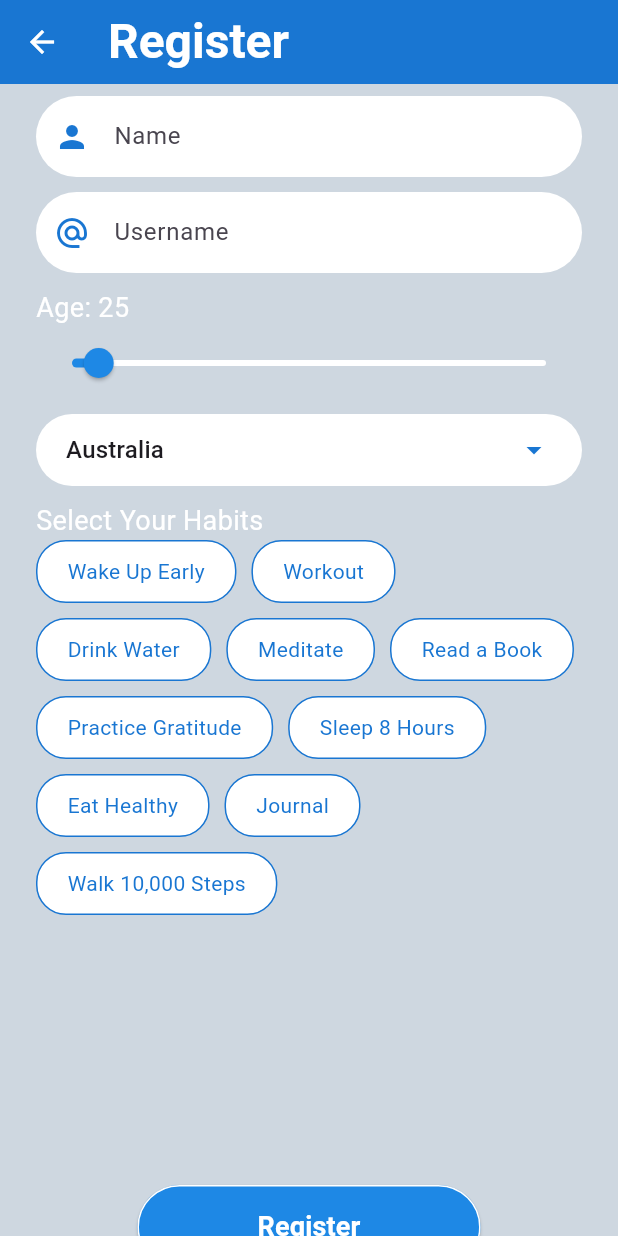
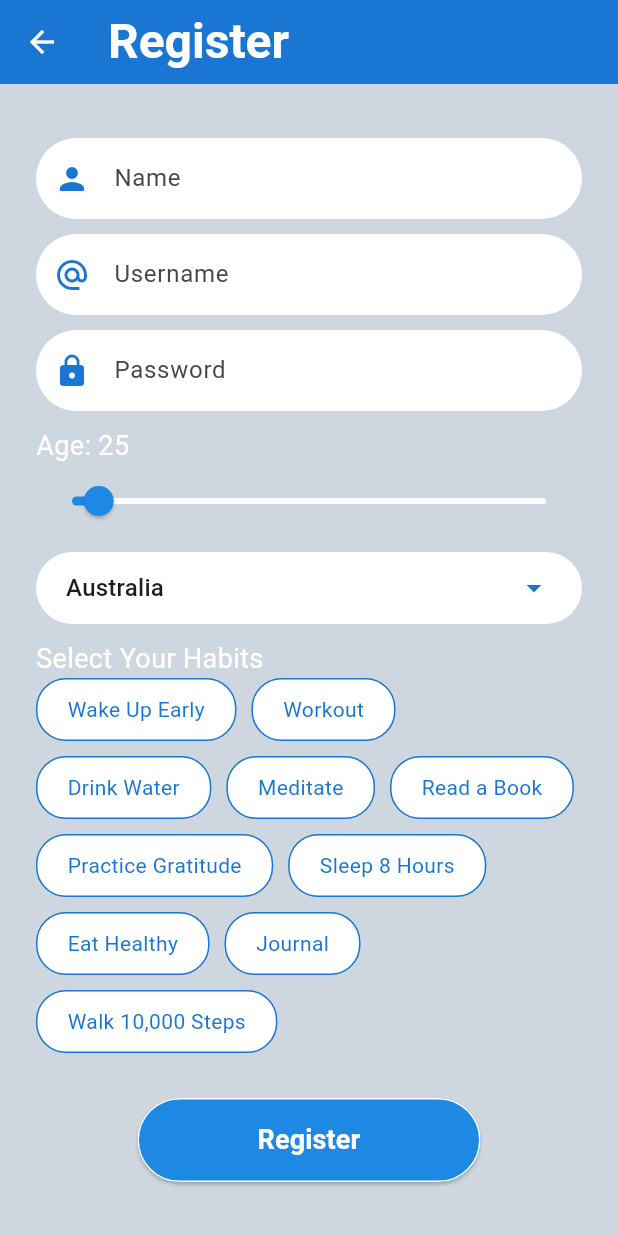
Before and after one commit to alidaeksteen/habit_tracker, a Flutter app: the screen it shows after launch, after a tap on "Sign up", on a phone screen of 412 x 824 dp. Run offline on Flutter 3.47's test engine with Material 3 defaults, Android fonts, the phone set to English and light mode, and no system bars; our stand-ins replace shared_preferences, video_player.

Commit message:
Initial commit

```diff
--- a/lib/login_screen.dart
+++ b/lib/login_screen.dart
@@ -1,6 +1,7 @@
 import 'package:flutter/material.dart';
 import 'package:video_player/video_player.dart';
 import 'register_screen.dart';
+import 'package:shared_preferences/shared_preferences.dart';
 
 class LoginScreen extends StatefulWidget {
   const LoginScreen({super.key});
@@ -12,10 +13,6 @@ class LoginScreen extends StatefulWidget {
 class _LoginScreenState extends State<LoginScreen> {
   final _usernameController = TextEditingController();
   final _passwordController = TextEditingController();
-
-  // Default credentials
-  final String defaultUsername = 'testuser';
-  final String defaultPassword = 'password123';
 
   late VideoPlayerController _videoController;
 
@@ -40,8 +37,41 @@ class _LoginScreenState extends State<LoginScreen> {
     super.dispose();
   }
 
-  void _login() {
-    print("login logic here");
+  /// LOGIN LOGIC
+  void _login() async {
+    String username = _usernameController.text.trim();
+    String password = _passwordController.text.trim();
+
+    if (username.isEmpty || password.isEmpty) {
+      _showError('Please enter both username and password');
+      return;
+    }
+
+    SharedPreferences prefs = await SharedPreferences.getInstance();
+    String? storedUsername = prefs.getString('username');
+    String? storedPassword = prefs.getString('password');
+
+    if (storedUsername == username && storedPassword == password) {
+      _showSuccess('Login successful!');
+      // Navigate to home screen (replace HomeScreen with your actual screen)
+      // Navigator.pushReplacement(context, MaterialPageRoute(builder: (_) => HomeScreen()));
+    } else {
+      _showError('Invalid username or password');
+    }
+  }
+
+  /// SHOW ERROR SNACKBAR
+  void _showError(String message) {
+    ScaffoldMessenger.of(context).showSnackBar(
+      SnackBar(content: Text(message), backgroundColor: Colors.red),
+    );
+  }
+
+  /// SHOW SUCCESS SNACKBAR
+  void _showSuccess(String message) {
+    ScaffoldMessenger.of(context).showSnackBar(
+      SnackBar(content: Text(message), backgroundColor: Colors.green),
+    );
   }
 
   @override
@@ -63,10 +93,8 @@ class _LoginScreenState extends State<LoginScreen> {
                 )
               : Container(color: Colors.black),
 
-          // Semi-transparent overlay for readability
-          Container(
-            color: Colors.black.withOpacity(0.4),
-          ),
+          // Semi-transparent overlay
+          Container(color: Colors.black.withOpacity(0.4)),
 
           // Login form
           Center(
@@ -85,41 +113,17 @@ class _LoginScreenState extends State<LoginScreen> {
                   ),
                   const SizedBox(height: 30),
                   // Username
-                  Container(
-                    decoration: BoxDecoration(
-                      color: Colors.white,
-                      borderRadius: BorderRadius.circular(30),
-                    ),
-                    child: TextField(
+                  _buildInputField(
                       controller: _usernameController,
-                      decoration: InputDecoration(
-                        prefixIcon: Icon(Icons.email, color: Colors.blue.shade700),
-                        hintText: 'Enter Username',
-                        border: InputBorder.none,
-                        contentPadding:
-                            const EdgeInsets.symmetric(horizontal: 20, vertical: 15),
-                      ),
-                    ),
-                  ),
+                      hint: 'Enter Username',
+                      icon: Icons.email),
                   const SizedBox(height: 20),
                   // Password
-                  Container(
-                    decoration: BoxDecoration(
-                      color: Colors.white,
-                      borderRadius: BorderRadius.circular(30),
-                    ),
-                    child: TextField(
+                  _buildInputField(
                       controller: _passwordController,
-                      obscureText: true,
-                      decoration: InputDecoration(
-                        prefixIcon: Icon(Icons.lock, color: Colors.blue.shade700),
-                        hintText: 'Enter Password',
-                        border: InputBorder.none,
-                        contentPadding:
-                            const EdgeInsets.symmetric(horizontal: 20, vertical: 15),
-                      ),
-                    ),
-                  ),
+                      hint: 'Enter Password',
+                      icon: Icons.lock,
+                      obscureText: true),
                   const SizedBox(height: 20),
                   Align(
                     alignment: Alignment.centerRight,
@@ -139,8 +143,8 @@ class _LoginScreenState extends State<LoginScreen> {
                       shape: RoundedRectangleBorder(
                         borderRadius: BorderRadius.circular(30.0),
                       ),
-                      padding:
-                          const EdgeInsets.symmetric(horizontal: 80, vertical: 15),
+                      padding: const EdgeInsets.symmetric(
+                          horizontal: 80, vertical: 15),
                     ),
                     child: const Text(
                       'Log in',
@@ -152,16 +156,14 @@ class _LoginScreenState extends State<LoginScreen> {
                     ),
                   ),
                   const SizedBox(height: 20),
-                  const Text(
-                    'or',
-                    style: TextStyle(color: Colors.white70),
-                  ),
+                  const Text('or', style: TextStyle(color: Colors.white70)),
                   const SizedBox(height: 10),
                   OutlinedButton(
                     onPressed: () {
                       Navigator.push(
                         context,
-                        MaterialPageRoute(builder: (context) => const RegisterScreen()),
+                        MaterialPageRoute(
+                            builder: (context) => const RegisterScreen()),
                       );
                     },
                     style: OutlinedButton.styleFrom(
@@ -169,8 +171,8 @@ class _LoginScreenState extends State<LoginScreen> {
                       shape: RoundedRectangleBorder(
                         borderRadius: BorderRadius.circular(30.0),
                       ),
-                      padding:
-                          const EdgeInsets.symmetric(horizontal: 70, vertical: 15),
+                      padding: const EdgeInsets.symmetric(
+                          horizontal: 70, vertical: 15),
                     ),
                     child: const Text(
                       'Sign up',
@@ -185,4 +187,28 @@ class _LoginScreenState extends State<LoginScreen> {
       ),
     );
   }
+
+  Widget _buildInputField(
+      {required TextEditingController controller,
+      required String hint,
+      required IconData icon,
+      bool obscureText = false}) {
+    return Container(
+      decoration: BoxDecoration(
+        color: Colors.white,
+        borderRadius: BorderRadius.circular(30),
+      ),
+      child: TextField(
+        controller: controller,
+        obscureText: obscureText,
+        decoration: InputDecoration(
+          prefixIcon: Icon(icon, color: Colors.blue.shade700),
+          hintText: hint,
+          border: InputBorder.none,
+          contentPadding:
+              const EdgeInsets.symmetric(horizontal: 20, vertical: 15),
+        ),
+      ),
+    );
+  }
 }
--- a/lib/register_screen.dart
+++ b/lib/register_screen.dart
@@ -1,6 +1,6 @@
 import 'package:flutter/material.dart';
-
 import 'login_screen.dart';
+import 'package:shared_preferences/shared_preferences.dart';
 
 class RegisterScreen extends StatefulWidget {
   const RegisterScreen({super.key});
@@ -12,7 +12,8 @@ class RegisterScreen extends StatefulWidget {
 class _RegisterScreenState extends State<RegisterScreen> {
   final _nameController = TextEditingController();
   final _usernameController = TextEditingController();
-  double _age = 25; // Default age set to 25
+  final _passwordController = TextEditingController(); // Added password
+  double _age = 25; // Default age
   String _country = 'United States';
   List<String> _countries = [];
   List<String> selectedHabits = [];
@@ -51,15 +52,44 @@ class _RegisterScreenState extends State<RegisterScreen> {
     ];
 
     setState(() {
-      _countries = subsetCountries;
-      _countries.sort();
+      _countries = subsetCountries..sort();
       _country = _countries.isNotEmpty ? _countries[0] : 'United States';
     });
   }
 
-  void _register() async {
-    // dummy for now
-    print("registration logic here");
+  Future<void> _register() async {
+    String name = _nameController.text.trim();
+    String username = _usernameController.text.trim();
+    String password = _passwordController.text.trim();
+
+    if (name.isEmpty || username.isEmpty || password.isEmpty) {
+      _showError('All fields are required');
+      return;
+    }
+
+    SharedPreferences prefs = await SharedPreferences.getInstance();
+    await prefs.setString('name', name);
+    await prefs.setString('username', username);
+    await prefs.setString('password', password);
+
+    _showSuccess('Registration successful!');
+    // Navigate back to login
+    Navigator.pushReplacement(
+      context,
+      MaterialPageRoute(builder: (context) => LoginScreen()),
+    );
+  }
+
+  void _showError(String message) {
+    ScaffoldMessenger.of(context).showSnackBar(
+      SnackBar(content: Text(message), backgroundColor: Colors.red),
+    );
+  }
+
+  void _showSuccess(String message) {
+    ScaffoldMessenger.of(context).showSnackBar(
+      SnackBar(content: Text(message), backgroundColor: Colors.green),
+    );
   }
 
   @override
@@ -86,21 +116,20 @@ class _RegisterScreenState extends State<RegisterScreen> {
         ),
       ),
       body: Container(
-        color: Color(0xFFCED7E0), // solid background
+        color: const Color(0xFFCED7E0), // solid background
         child: Center(
           child: SingleChildScrollView(
-            padding:
-                const EdgeInsets.symmetric(horizontal: 24.0, vertical: 8.0),
+            padding: const EdgeInsets.symmetric(horizontal: 24.0, vertical: 8.0),
             child: Column(
               crossAxisAlignment: CrossAxisAlignment.start,
               children: [
                 _buildInputField(_nameController, 'Name', Icons.person),
                 const SizedBox(height: 10),
-                _buildInputField(
-                    _usernameController, 'Username', Icons.alternate_email),
+                _buildInputField(_usernameController, 'Username', Icons.alternate_email),
                 const SizedBox(height: 10),
-                Text('Age: ${_age.round()}',
-                    style: const TextStyle(color: Colors.white, fontSize: 18)),
+                _buildInputField(_passwordController, 'Password', Icons.lock, obscureText: true),
+                const SizedBox(height: 10),
+                Text('Age: ${_age.round()}', style: const TextStyle(color: Colors.white, fontSize: 18)),
                 Slider(
                   value: _age,
                   min: 21,
@@ -117,37 +146,40 @@ class _RegisterScreenState extends State<RegisterScreen> {
                 const SizedBox(height: 10),
                 _buildCountryDropdown(),
                 const SizedBox(height: 10),
-                const Text('Select Your Habits',
-                    style: TextStyle(color: Colors.white, fontSize: 18)),
+                const Text('Select Your Habits', style: TextStyle(color: Colors.white, fontSize: 18)),
                 Wrap(
                   spacing: 10,
                   runSpacing: 10,
                   children: availableHabits.map((habit) {
                     final isSelected = selectedHabits.contains(habit);
                     return GestureDetector(
-                      onTap: () => null,
+                      onTap: () {
+                        setState(() {
+                          if (isSelected) {
+                            selectedHabits.remove(habit);
+                          } else {
+                            selectedHabits.add(habit);
+                          }
+                        });
+                      },
                       child: Container(
-                        padding: const EdgeInsets.symmetric(
-                            horizontal: 20, vertical: 10),
+                        padding: const EdgeInsets.symmetric(horizontal: 20, vertical: 10),
                         decoration: BoxDecoration(
-                          color:
-                              isSelected ? Colors.blue.shade600 : Colors.white,
+                          color: isSelected ? Colors.blue.shade600 : Colors.white,
                           borderRadius: BorderRadius.circular(20),
                           border: Border.all(color: Colors.blue.shade700),
                         ),
                         child: Text(
                           habit,
                           style: TextStyle(
-                            color: isSelected
-                                ? Colors.white
-                                : Colors.blue.shade700,
+                            color: isSelected ? Colors.white : Colors.blue.shade700,
                           ),
                         ),
                       ),
                     );
                   }).toList(),
                 ),
-                const SizedBox(height: 180),
+                const SizedBox(height: 30),
                 Center(
                   child: ElevatedButton(
                     onPressed: _register,
@@ -155,18 +187,13 @@ class _RegisterScreenState extends State<RegisterScreen> {
                       backgroundColor: Colors.blue.shade600,
                       shape: RoundedRectangleBorder(
                         borderRadius: BorderRadius.circular(30.0),
-                        side: BorderSide(color: Colors.white, width: 1), // white border
+                        side: const BorderSide(color: Colors.white, width: 1),
                       ),
-                      padding: const EdgeInsets.symmetric(
-                          horizontal: 80, vertical: 15),
+                      padding: const EdgeInsets.symmetric(horizontal: 80, vertical: 15),
                     ),
                     child: const Text(
                       'Register',
-                      style: TextStyle(
-                        fontSize: 18,
-                        color: Colors.white,
-                        fontWeight: FontWeight.bold,
-                      ),
+                      style: TextStyle(fontSize: 18, color: Colors.white, fontWeight: FontWeight.bold),
                     ),
                   ),
                 ),
@@ -178,8 +205,8 @@ class _RegisterScreenState extends State<RegisterScreen> {
     );
   }
 
-  Widget _buildInputField(
-      TextEditingController controller, String hint, IconData icon) {
+  Widget _buildInputField(TextEditingController controller, String hint, IconData icon,
+      {bool obscureText = false}) {
     return Container(
       decoration: BoxDecoration(
         color: Colors.white,
@@ -187,12 +214,12 @@ class _RegisterScreenState extends State<RegisterScreen> {
       ),
       child: TextField(
         controller: controller,
+        obscureText: obscureText,
         decoration: InputDecoration(
           prefixIcon: Icon(icon, color: Colors.blue.shade700),
           hintText: hint,
           border: InputBorder.none,
-          contentPadding:
-              const EdgeInsets.symmetric(horizontal: 20, vertical: 15),
+          contentPadding: const EdgeInsets.symmetric(horizontal: 20, vertical: 15),
         ),
       ),
     );
```
Also changed, not shown: 1 other file.
